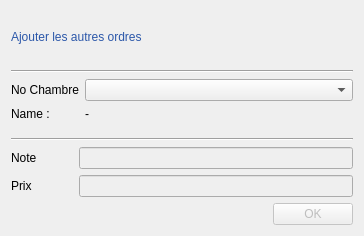
abdeljalilanane/Innovative-Hotel-Manager, file addotherorders.ui: the form before one commit.
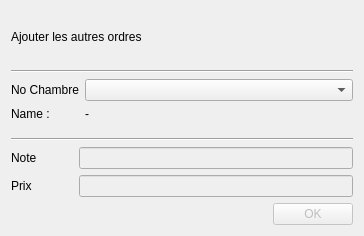
The form after the commit.

Diff of the .ui file:
```diff
--- a/addotherorders.ui
+++ b/addotherorders.ui
@@ -17,7 +17,7 @@
    <item row="0" column="0">
     <widget class="QLabel" name="label">
      <property name="text">
-      <string>&lt;html&gt;&lt;head/&gt;&lt;body&gt;&lt;p&gt;&lt;span style=&quot; color:#2b57a9;&quot;&gt;Ajouter les autres ordres&lt;/span&gt;&lt;/p&gt;&lt;/body&gt;&lt;/html&gt;</string>
+      <string>&lt;html&gt;&lt;head/&gt;&lt;body&gt;&lt;p&gt;Ajouter les autres ordres&lt;/p&gt;&lt;/body&gt;&lt;/html&gt;</string>
      </property>
     </widget>
    </item>
```
